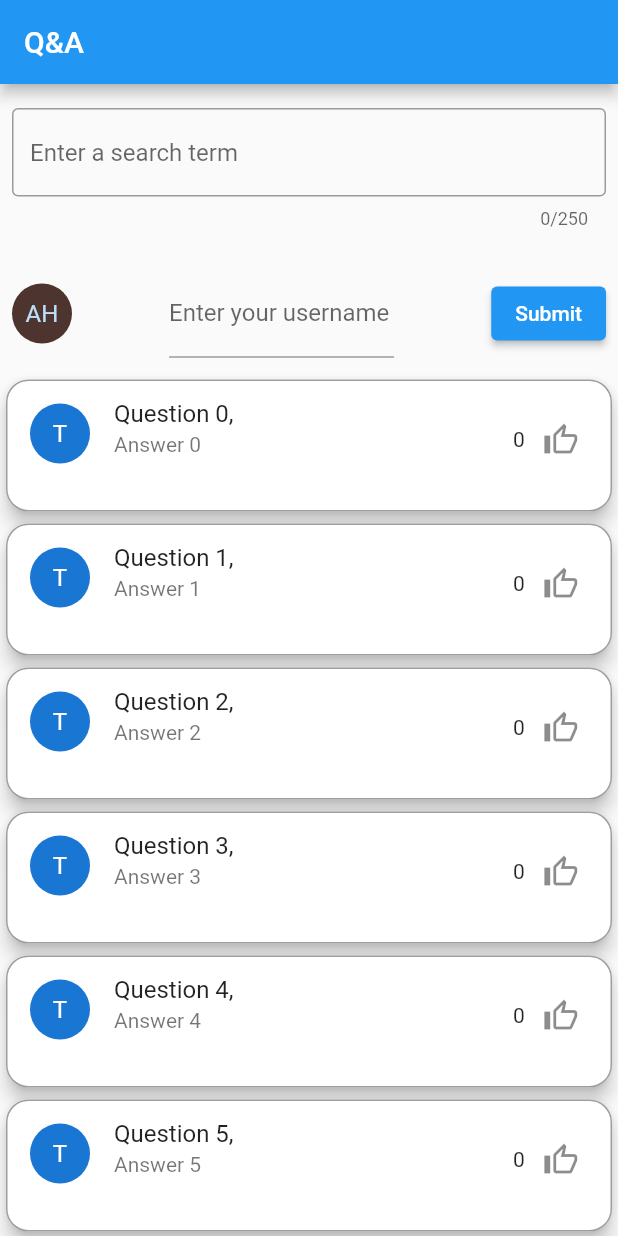
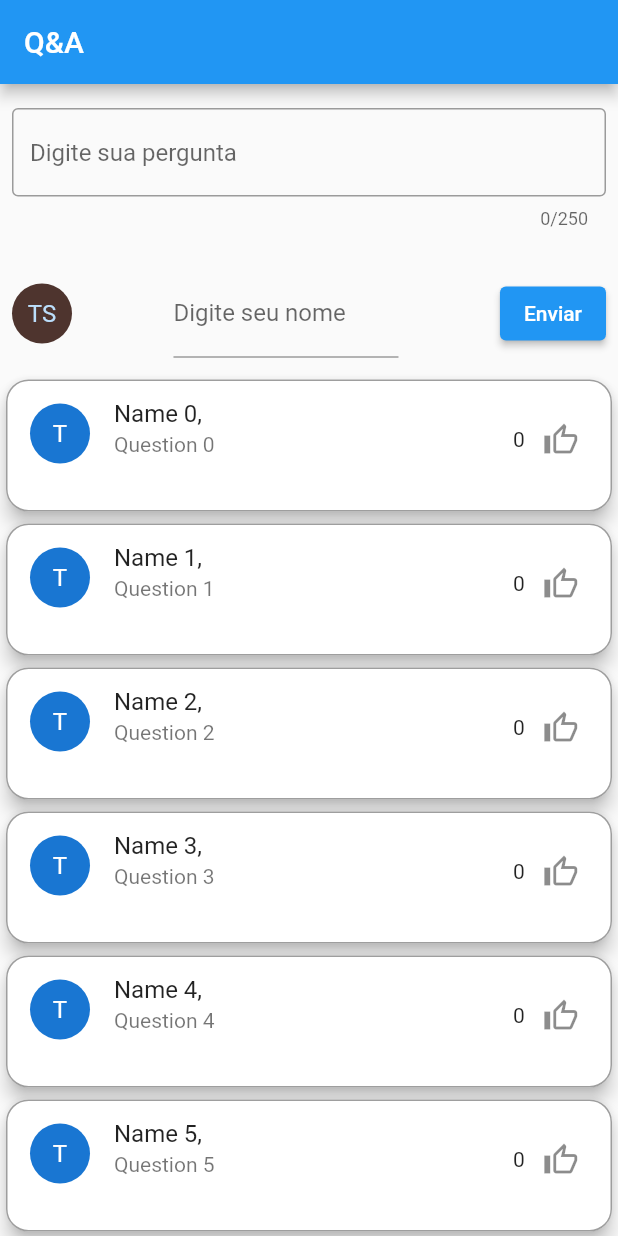
Before and after one commit to IgorBVieira/app_qa_flutlab, a Flutter app: the screen it shows after launch, on a phone screen of 412 x 824 dp. Run offline on Flutter 3.47's test engine with Material 2 defaults, Android fonts, the phone set to English and light mode, and no system bars.

Commit message:
final 16_05

```diff
--- a/lib/components/ask_page.dart
+++ b/lib/components/ask_page.dart
@@ -1,5 +1,4 @@
 import 'package:flutter/material.dart';
-
 
 class MyCustomForm extends StatelessWidget {
   const MyCustomForm({super.key});
@@ -15,7 +14,7 @@ class MyCustomForm extends StatelessWidget {
             maxLength: 250,
             decoration: InputDecoration(
               border: OutlineInputBorder(),
-              hintText: 'Enter a search term',
+              hintText: 'Digite sua pergunta',
             ),
           ),
         ),
@@ -26,7 +25,7 @@ class MyCustomForm extends StatelessWidget {
               padding: const EdgeInsets.all(8.0),
               child: CircleAvatar(
                 backgroundColor: Colors.brown.shade800,
-                child: const Text('AH'),
+                child: const Text('TS'),
               ),
             ),
             SizedBox(
@@ -34,7 +33,7 @@ class MyCustomForm extends StatelessWidget {
               child: TextFormField(
                 decoration: const InputDecoration(
                   border: UnderlineInputBorder(),
-                  labelText: 'Enter your username',
+                  labelText: 'Digite seu nome',
                 ),
               ),
             ),
@@ -42,7 +41,7 @@ class MyCustomForm extends StatelessWidget {
               padding: EdgeInsets.symmetric(horizontal: 8, vertical: 16),
               child: ElevatedButton(
                 onPressed: () {},
-                child: const Text('Submit'),
+                child: const Text('Enviar'),
               ),
             ),
           ],
--- a/lib/components/listview.dart
+++ b/lib/components/listview.dart
@@ -33,8 +33,8 @@ class _CustomListViewState extends State<CustomListView> {
               leading: CircleAvatar(
                 child: Text('T'),
               ),
-              title: Text('Question $index,'),
-              subtitle: Text('Answer $index'),
+              title: Text('Name $index,'),
+              subtitle: Text('Question $index'),
               trailing: SizedBox(
                 width: 50,
                 child: Row(
```
